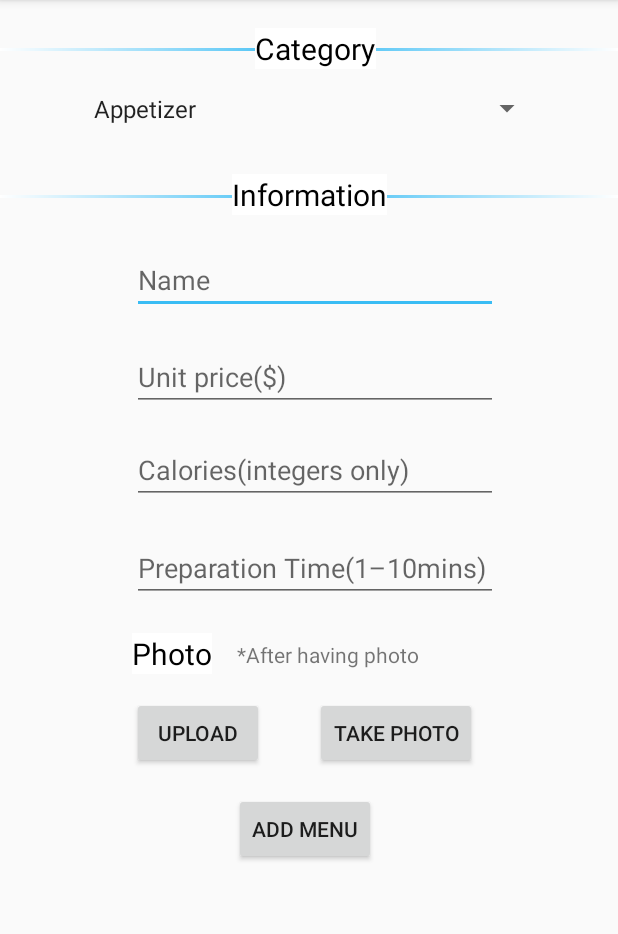
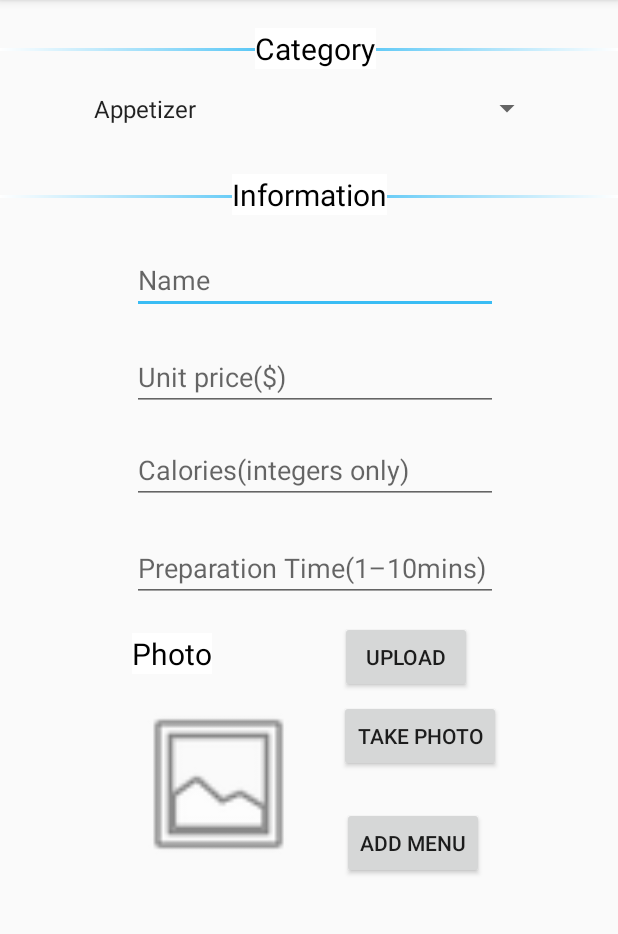
Before and after one commit to Adamkzh/takeoutApp, an Android app: the AdminAddMenuActivity screen opened directly, with no data from a screen before it, on a phone screen of 412 x 824 dp, the part 84-1018 px from its top. Run offline under Robolectric (Android 15) with nearby library versions, the phone set to English and light mode, and no system bars.

Commit message:
add upload photo fuction

```diff
--- a/app/src/main/AndroidManifest.xml
+++ b/app/src/main/AndroidManifest.xml
@@ -19,7 +19,7 @@
                 <category android:name="android.intent.category.LAUNCHER" />
             </intent-filter>
         </activity>
-        <activity android:name=".RegisterActivity"/>
+        <activity android:name=".MainActivity"/>
         <activity android:name=".AdminAddMenuActivity"/>
     </application>
 
--- a/app/src/main/java/cmpe275eat/takeoutapp/AdminAddMenuActivity.java
+++ b/app/src/main/java/cmpe275eat/takeoutapp/AdminAddMenuActivity.java
@@ -1,7 +1,17 @@
 package cmpe275eat.takeoutapp;
 
+import android.content.Intent;
+import android.database.Cursor;
+import android.graphics.BitmapFactory;
+import android.net.Uri;
 import android.os.Bundle;
+import android.provider.MediaStore;
 import android.support.v7.app.AppCompatActivity;
+import android.view.View;
+import android.widget.Button;
+import android.widget.EditText;
+import android.widget.ImageView;
+import android.widget.Spinner;
 
 /**
  * Created by yichinhsiao on 5/7/18.
@@ -9,10 +19,75 @@ import android.support.v7.app.AppCompatActivity;
 
 public class AdminAddMenuActivity extends AppCompatActivity {
 
+    private Spinner category;
+    private EditText menu_name, menu_price, menu_calo, menu_prep;
+    private ImageView menu_photo;
+    private Button upload_photo, take_photo, add_item;
+
     @Override
     protected void onCreate(Bundle savedInstanceState) {
         super.onCreate(savedInstanceState);
         setContentView(R.layout.activity_admin_add_menu);
 
+        category = (Spinner) findViewById(R.id.add_menu_spinner_category);
+        menu_name = (EditText) findViewById(R.id.add_menu_name);
+        menu_price = (EditText) findViewById(R.id.add_menu_price);
+        menu_calo = (EditText) findViewById(R.id.add_menu_calo);
+        menu_prep = (EditText) findViewById(R.id.add_menu_prep);
+        menu_photo = (ImageView) findViewById(R.id.add_menu_photo);
+        upload_photo = (Button) findViewById(R.id.add_menu_btn_upload);
+        take_photo = (Button) findViewById(R.id.add_menu_btn_takePhoto);
+        add_item = (Button) findViewById(R.id.add_menu_btn_add_menu);
+
+        /*
+        category.setOnItemSelectedListener(new AdapterView.OnItemSelectedListener() {
+            @Override
+            public void onItemSelected(AdapterView<?> adapterView, View view, int i, long l) {
+            }
+
+            @Override
+            public void onNothingSelected(AdapterView<?> adapterView) {
+            }
+        });
+        */
+
+        upload_photo.setOnClickListener(new View.OnClickListener() {
+            @Override
+            public void onClick(View view) {
+                Intent intent = new Intent(Intent.ACTION_PICK, MediaStore.Images.Media.EXTERNAL_CONTENT_URI);
+                startActivityForResult(intent, 1);
+            }
+        });
+
+        take_photo.setOnClickListener(new View.OnClickListener() {
+            @Override
+            public void onClick(View view) {
+
+            }
+        });
+
+        add_item.setOnClickListener(new View.OnClickListener() {
+            @Override
+            public void onClick(View view) {
+                //check input and DB
+            }
+        });
+    }
+
+    @Override
+    protected void onActivityResult(int requestCode, int resultCode, Intent data) {
+        super.onActivityResult(requestCode, resultCode, data);
+
+        if (requestCode == 1 && resultCode == RESULT_OK && null != data) {
+            Uri photo = data.getData();
+            String[] file_path = { MediaStore.Images.Media.DATA };
+            Cursor cursor = getContentResolver().query(photo,
+                    file_path, null, null, null);
+            cursor.moveToFirst();
+            int index = cursor.getColumnIndex(file_path[0]);
+            String photo_path = cursor.getString(index);
+            cursor.close();
+            menu_photo.setImageBitmap(BitmapFactory.decodeFile(photo_path));
+        }
     }
 }
--- a/app/src/main/java/cmpe275eat/takeoutapp/AdminIndexActivity.java
+++ b/app/src/main/java/cmpe275eat/takeoutapp/AdminIndexActivity.java
@@ -80,8 +80,8 @@ public class AdminIndexActivity extends AppCompatActivity {
             @Override
             public void onClick(View view) {
                 Intent intent = new Intent(AdminIndexActivity.this, MainActivity.class);
-                intent.addFlags(Intent.FLAG_ACTIVITY_CLEAR_TOP);
                 startActivity(intent);
+                finish();
             }
         });
     }
--- a/app/src/main/res/layout/activity_admin_add_menu.xml
+++ b/app/src/main/res/layout/activity_admin_add_menu.xml
@@ -124,22 +124,22 @@
         tools:layout_editor_absoluteX="90dp"
         tools:layout_editor_absoluteY="47dp" />
 
-    <TextView
-        android:id="@+id/add_menu_phot_message"
-        android:layout_width="138dp"
-        android:layout_height="wrap_content"
-        android:layout_x="158dp"
-        android:layout_y="427dp"
-        android:text="*After having photo"
-        tools:layout_editor_absoluteX="179dp"
-        tools:layout_editor_absoluteY="425dp" />
+    <ImageView
+        android:id="@+id/add_menu_photo"
+        android:layout_width="114dp"
+        android:layout_height="133dp"
+        android:layout_x="89dp"
+        android:layout_y="456dp"
+        app:srcCompat="@android:drawable/ic_menu_gallery"
+        tools:layout_editor_absoluteX="171dp"
+        tools:layout_editor_absoluteY="418dp" />
 
     <Button
         android:id="@+id/add_menu_btn_upload"
         android:layout_width="wrap_content"
         android:layout_height="wrap_content"
-        android:layout_x="88dp"
-        android:layout_y="465dp"
+        android:layout_x="227dp"
+        android:layout_y="414dp"
         android:text="@string/menu_upl"
         tools:layout_editor_absoluteX="138dp"
         tools:layout_editor_absoluteY="505dp" />
@@ -148,8 +148,8 @@
         android:id="@+id/add_menu_btn_takePhoto"
         android:layout_width="wrap_content"
         android:layout_height="wrap_content"
-        android:layout_x="210dp"
-        android:layout_y="465dp"
+        android:layout_x="226dp"
+        android:layout_y="467dp"
         android:text="@string/menu_tak"
         tools:layout_editor_absoluteX="138dp"
         tools:layout_editor_absoluteY="505dp" />
@@ -158,8 +158,8 @@
         android:id="@+id/add_menu_btn_add_menu"
         android:layout_width="wrap_content"
         android:layout_height="wrap_content"
-        android:layout_x="156dp"
-        android:layout_y="529dp"
+        android:layout_x="228dp"
+        android:layout_y="538dp"
         android:text="@string/add_menu"
         tools:layout_editor_absoluteX="163dp"
         tools:layout_editor_absoluteY="531dp" />
```
